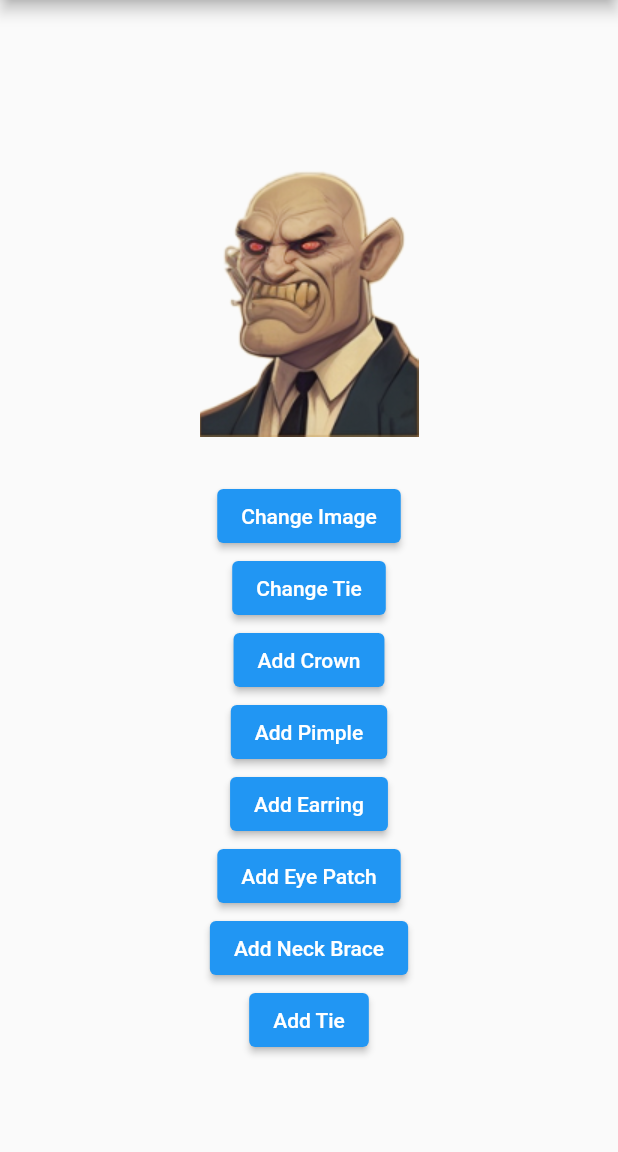
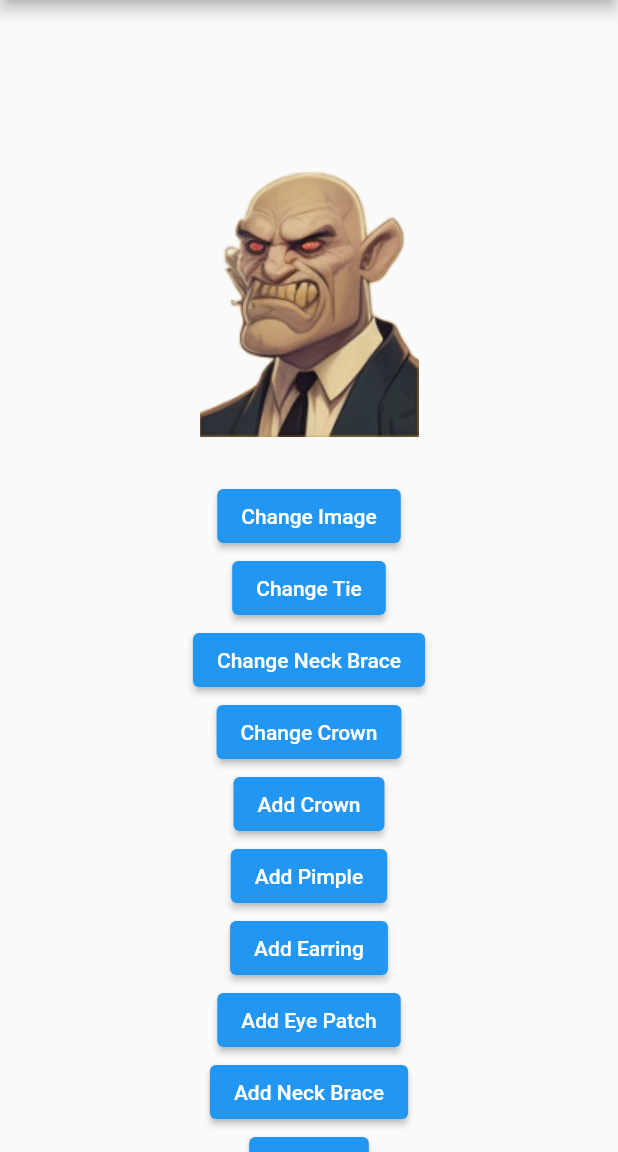
Before and after one commit to IvettB/Avatars, a Flutter app: the screen it shows after launch, on a phone screen of 412 x 824 dp, the part 84-1236 px from its top. Run offline on Flutter 3.47's test engine with Material 2 defaults, Android fonts, the light colour scheme and no system bars.

Commit message:
added neck brace

```diff
--- a/lib/main.dart
+++ b/lib/main.dart
@@ -284,9 +284,9 @@ class _MyAppState extends State<MyApp> {
                     child: Visibility(
                       visible: isNeckBraceVisible,
                       child: Transform.translate(
-                        offset: Offset(0.0, 50.0),
+                        offset: Offset(-5.0, 80.0),
                         child: Image.asset(neck[imageIndex7],
-                            width: 250, height: 250),
+                            width: 150, height: 150),
                       ),
                     ),
                   ),
@@ -337,16 +337,20 @@ class _MyAppState extends State<MyApp> {
                 onPressed: changeTie,
                 child: Text('Change Tie'),
               ),
+              ElevatedButton(
+                onPressed: changeNeckBrace,
+                child: Text('Change Neck Brace'),
+              ),
               /*ElevatedButton(
                 onPressed: changeGlasses,
                 child: Text('Change Glasses'),
               ),*/
               /*ElevatedButton(
                   onPressed: changeNeckBrace, child: Text('Change Neck Brace')),*/
-              /*ElevatedButton(
+              ElevatedButton(
                 onPressed: changeCrowns,
                 child: Text('Change Crown'),
-              ),*/
+              ),
               /*ElevatedButton(
                 onPressed: changePimples,
                 child: Text('Change Pimple'),
```
Also changed, not shown: lib/images/neck/2.png (added).
